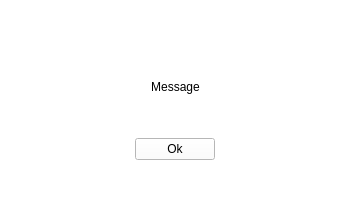
Above: Biblioteca/UserApp/QtMessageBox.ui from EchipaSMC/Biblioteca before the change. Below: the same form after it.
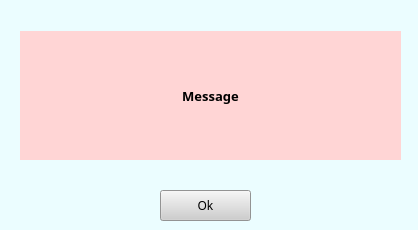
That is the form after the change.

What changed in the file:
```diff
--- a/Biblioteca/UserApp/QtMessageBox.ui
+++ b/Biblioteca/UserApp/QtMessageBox.ui
@@ -6,27 +6,29 @@
    <rect>
     <x>0</x>
     <y>0</y>
-    <width>357</width>
-    <height>199</height>
+    <width>418</width>
+    <height>230</height>
    </rect>
   </property>
   <property name="windowTitle">
    <string>Warning</string>
   </property>
   <property name="styleSheet">
-   <string notr="true">background-color: qlineargradient(spread:pad, x1:0, y1:0, x2:1, y2:1, stop:1 rgba(255, 0, 0, 148));
-background-color: rgb(255, 255, 255);</string>
+   <string notr="true">background-color: rgb(235, 253, 255);</string>
   </property>
   <widget class="QWidget" name="verticalLayoutWidget">
    <property name="geometry">
     <rect>
-     <x>30</x>
-     <y>30</y>
-     <width>291</width>
-     <height>141</height>
+     <x>20</x>
+     <y>20</y>
+     <width>381</width>
+     <height>151</height>
     </rect>
    </property>
    <layout class="QVBoxLayout" name="verticalLayout">
+    <property name="spacing">
+     <number>0</number>
+    </property>
     <property name="sizeConstraint">
      <enum>QLayout::SetDefaultConstraint</enum>
     </property>
@@ -46,12 +48,28 @@
       </property>
       <property name="maximumSize">
        <size>
-        <width>313</width>
+        <width>400</width>
         <height>153</height>
        </size>
       </property>
+      <property name="font">
+       <font>
+        <family>Bahnschrift SemiBold</family>
+        <pointsize>10</pointsize>
+        <weight>75</weight>
+        <bold>true</bold>
+       </font>
+      </property>
+      <property name="layoutDirection">
+       <enum>Qt::LeftToRight</enum>
+      </property>
+      <property name="autoFillBackground">
+       <bool>false</bool>
+      </property>
       <property name="styleSheet">
-       <string notr="true">background-color: rgb(255, 255, 255);</string>
+       <string notr="true">background-color: rgb(255, 213, 213);
+border-color: rgb(255, 0, 0);
+border:20;</string>
       </property>
       <property name="text">
        <string>Message</string>
@@ -59,10 +77,22 @@
       <property name="alignment">
        <set>Qt::AlignCenter</set>
       </property>
+      <property name="wordWrap">
+       <bool>true</bool>
+      </property>
      </widget>
     </item>
-    <item alignment="Qt::AlignHCenter">
+   </layout>
+  </widget>
      <widget class="QPushButton" name="okBtn">
+   <property name="geometry">
+    <rect>
+     <x>160</x>
+     <y>190</y>
+     <width>91</width>
+     <height>31</height>
+    </rect>
+   </property>
       <property name="sizePolicy">
        <sizepolicy hsizetype="Preferred" vsizetype="Fixed">
         <horstretch>50</horstretch>
@@ -75,15 +105,17 @@
         <height>16777215</height>
        </size>
       </property>
+   <property name="font">
+    <font>
+     <family>Bahnschrift SemiBold</family>
+    </font>
+   </property>
       <property name="styleSheet">
-       <string notr="true"/>
+    <string notr="true">background-color: rgb(206, 206, 206);</string>
       </property>
       <property name="text">
        <string>Ok</string>
       </property>
-     </widget>
-    </item>
-   </layout>
   </widget>
  </widget>
  <layoutdefault spacing="6" margin="11"/>
```
Lines whose indentation alone changed are shown as unchanged.
